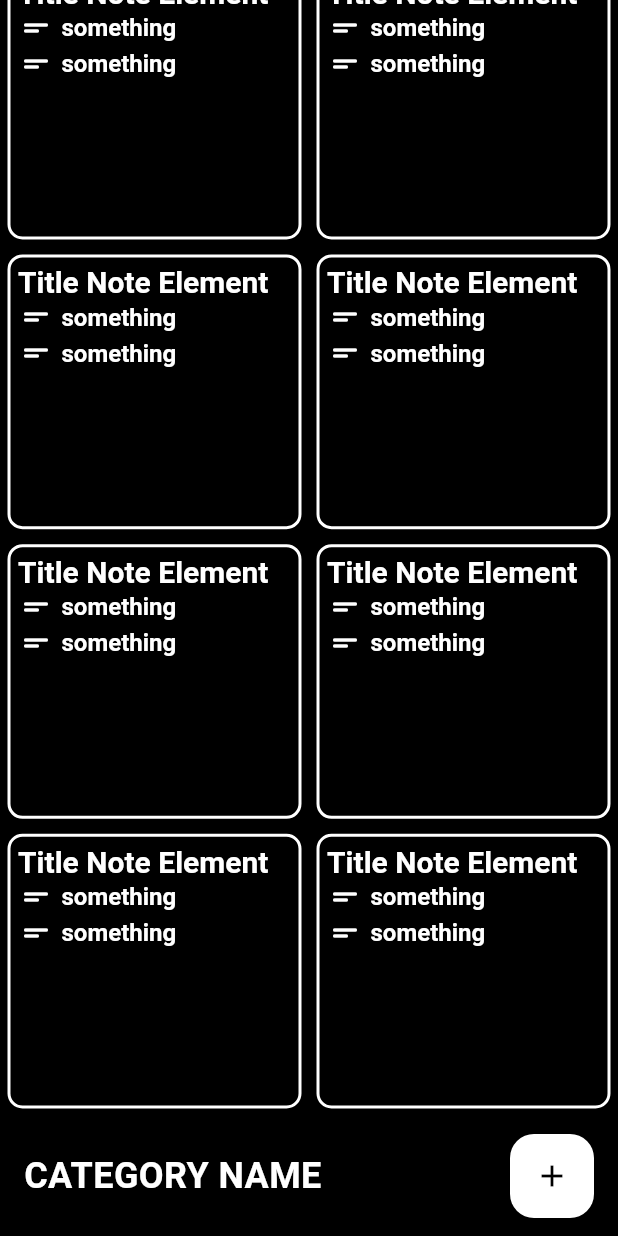
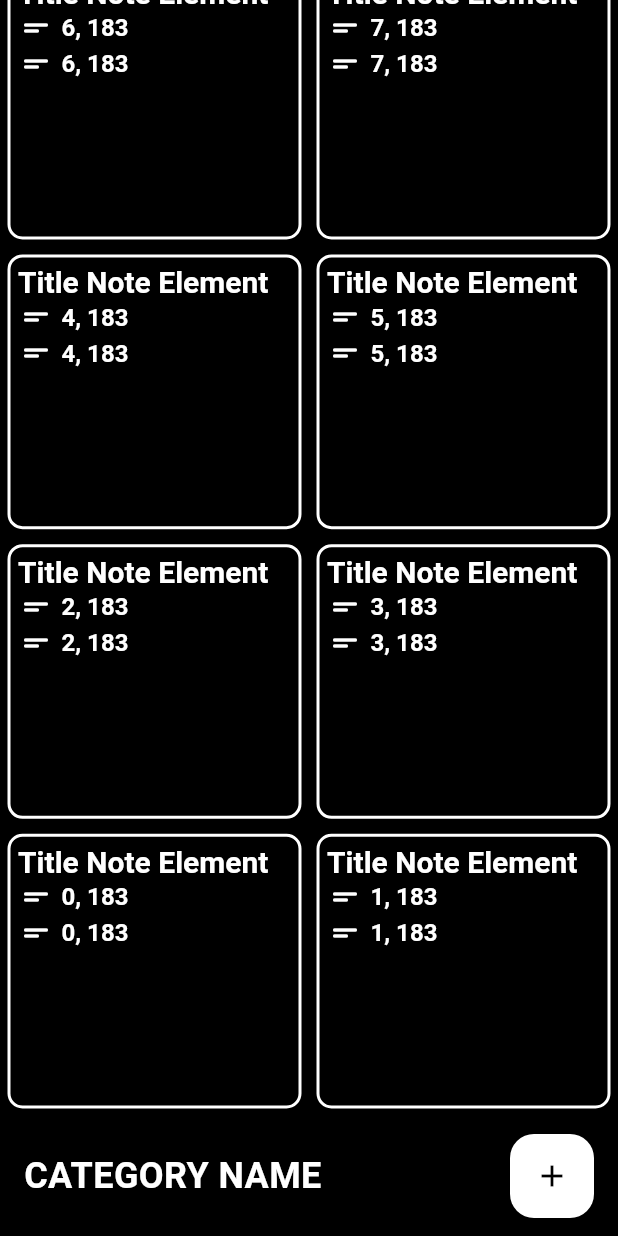
Before and after one commit to evixture/vNotes, a Flutter app: the screen it shows after launch, on a phone screen of 412 x 824 dp. Run offline on Flutter 3.47's test engine with Material 3 defaults, Android fonts, the phone set to English and light mode, and no system bars.

Commit message:
found something?

```diff
--- a/lib/main.dart
+++ b/lib/main.dart
@@ -95,12 +95,20 @@ class NewHomePageState extends State<NewHomePage> {
       backgroundColor: Colors.black,
       body: MasonryGridView.count(
         crossAxisCount: 2,
-        itemCount: 20,
+        itemCount: 15,
         reverse: true,
         padding: EdgeInsets.zero,
+        //addAutomaticKeepAlives: false,
+        //clipBehavior: Clip.antiAlias,
+        //addRepaintBoundaries: false,
         itemBuilder: (context, index) {
+          //item builder is called whenever an item is on screen
+          //this is likely what is causing the inconsistent ordering
+          //because random is being called every time an item
+          //re-enters the screen
           var rng = Random();
-          return testNote(true, 'something', rng.nextDouble() * 300 + 150);
+          double rngHeight = rng.nextDouble() * 300 + 150;
+          return testNote(true, '${index}, ${rngHeight.round()}', rngHeight);
         },
       ),
       //bottom app bar
```
